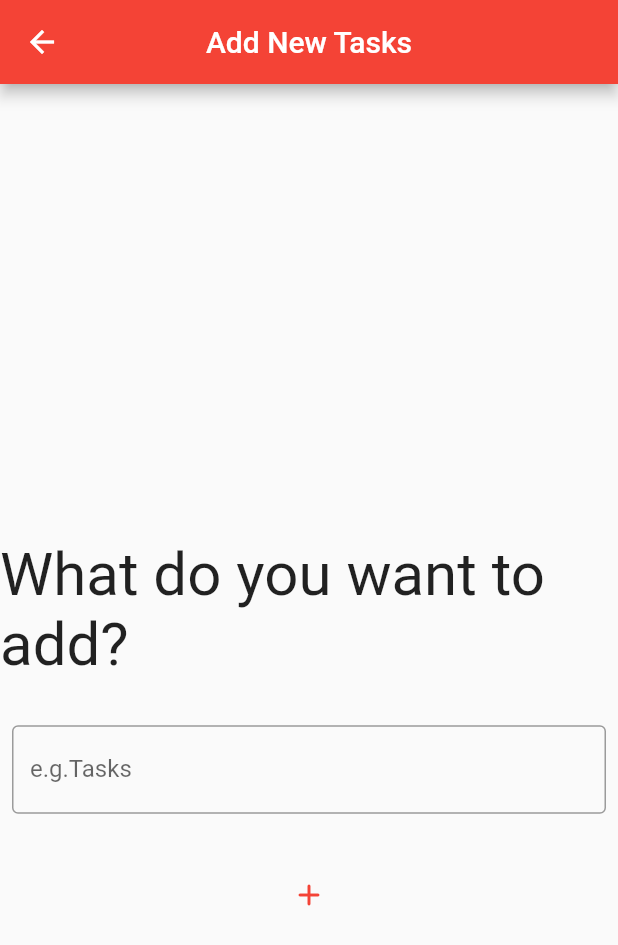
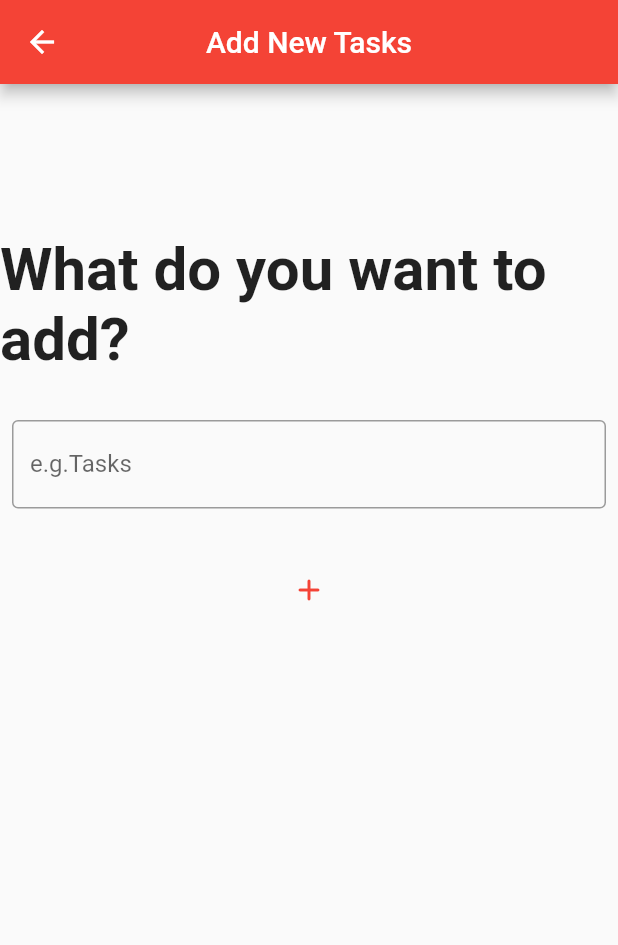
Before and after one commit to gu-tig169/guslymyf, a Flutter app: the screen it shows after launch, after a tap on the "add" icon, on a phone screen of 412 x 824 dp. Shown: the top 945 px of the screen. Run offline on Flutter 3.47's test engine with Material 2 defaults, Android fonts, the phone set to English and light mode, and no system bars.

Commit message:
allt fungerar nu

```diff
--- a/steg1/lib/AddView.dart
+++ b/steg1/lib/AddView.dart
@@ -26,10 +26,11 @@ class _AddViewState extends State<AddView> {
       ),
       body: Center(
         child: Column(
-          mainAxisAlignment: MainAxisAlignment.center,
+          mainAxisAlignment: MainAxisAlignment.start,
           children: [
             Container(height: 100),
-            Text('What do you want to add?', style: TextStyle(fontSize: 40)),
+            Text('What do you want to add?',
+                style: TextStyle(fontSize: 40, fontWeight: FontWeight.w600)),
             Container(height: 30),
             Container(
               margin: EdgeInsets.only(left: 8.0, right: 8.0),
--- a/steg1/lib/main.dart
+++ b/steg1/lib/main.dart
@@ -29,38 +29,10 @@ class MainView extends StatelessWidget {
   Widget build(BuildContext context) {
     return Scaffold(
       appBar: AppBar(
-        title: Text('All Tasks'),
-        centerTitle: true,
-        backgroundColor: Colors.red[500],
-        actions: <Widget>[
-          PopupMenuButton<int>(
-            itemBuilder: (context) => <PopupMenuEntry<int>>[
-              PopupMenuItem(
-                value: 1,
-                child: Text(
-                  'All',
-                  style: TextStyle(color: Colors.black, fontSize: 15),
-                ),
-              ),
-              PopupMenuItem(
-                value: 2,
-                child: Text(
-                  'Done',
-                  style: TextStyle(color: Colors.black, fontSize: 15),
-                ),
-              ),
-              PopupMenuItem(
-                value: 3,
-                child: Text(
-                  'Undone',
-                  style: TextStyle(color: Colors.black, fontSize: 15),
-                ),
-              ),
-            ],
-            icon: Icon(Icons.more_vert_rounded),
-          )
-        ],
-      ),
+          title: Text('All Tasks'),
+          centerTitle: true,
+          backgroundColor: Colors.red[500],
+          actions: [_popupMenuButton()]),
       body: ItemList(),
       floatingActionButton: FloatingActionButton(
         onPressed: () {
@@ -73,4 +45,31 @@ class MainView extends StatelessWidget {
       floatingActionButtonLocation: FloatingActionButtonLocation.centerFloat,
     );
   }
+
+  Widget _popupMenuButton() {
+    return Consumer<TodoState>(
+      builder: (context, todoState, child) {
+        return PopupMenuButton(
+          onSelected: (newChoice) {
+            todoState.setChoiceValue(newChoice);
+            todoState.filter();
+          },
+          itemBuilder: (context) => [
+            PopupMenuItem(
+                value: 'All',
+                child: Text('All',
+                    style: TextStyle(color: Colors.black, fontSize: 15))),
+            PopupMenuItem(
+                value: 'Done',
+                child: Text('Done',
+                    style: TextStyle(color: Colors.black, fontSize: 15))),
+            PopupMenuItem(
+                value: 'Undone',
+                child: Text('Undone',
+                    style: TextStyle(color: Colors.black, fontSize: 15))),
+          ],
+        );
+      },
+    );
+  }
 }
--- a/steg1/lib/model.dart
+++ b/steg1/lib/model.dart
@@ -2,20 +2,32 @@ import 'package:flutter/material.dart';
 
 class TodoItem {
   String name;
-  bool done;
+  bool isDone;
 
-  TodoItem({this.name, this.done = false});
+  TodoItem({this.name, this.isDone = false});
 
-  void toggleDone() {
-    done = !done;
+  void isCompleted() {
+    isDone = !isDone;
   }
 }
 // Kontruktor för att initera TodoItem instans
 
 class TodoState extends ChangeNotifier {
+  // Den vanliga listan
   List<TodoItem> _todoList = [];
-  List<TodoItem> get list => _todoList;
+
+  //  Hämtar den filtrerade listan
+  List<TodoItem> get list => filterChoices(_todoList, _choice);
+  // _todoList;
+
+  String _choice = 'All';
+
+  // String get choice => _choice;
+
+  bool getDone(index) => list[index].isDone;
+
   void addItem(TodoItem item) {
+    _choice = 'All';
     _todoList.add(item);
     notifyListeners();
   }
@@ -25,9 +37,32 @@ class TodoState extends ChangeNotifier {
     notifyListeners();
   }
 
-  void toggleTodo(TodoItem item) {
-    final taskIndex = _todoList.indexOf(item);
-    _todoList[taskIndex].toggleDone();
+  void setValue(index, bool isDone) {
+    list[index].isCompleted();
     notifyListeners();
   }
+
+  List<TodoItem> _filterList;
+
+  List<TodoItem> filterChoices(List<TodoItem> _todoList, String _choice) {
+    if (_choice == 'All') {
+      _filterList = _todoList;
+    } else if (_choice == 'Done') {
+      _filterList = _todoList.where((item) => item.isDone == true).toList();
+    } else if (_choice == 'Undone') {
+      _filterList = _todoList.where((item) => item.isDone == false).toList();
+    }
+    return _filterList;
+  }
+
+  void setChoiceValue(String newChoice) {
+    _choice = newChoice;
+    notifyListeners();
+  }
+
+// Använd i popupMenuButton för att anropa filter
+  filter() {
+    notifyListeners();
+    return filterChoices;
+  }
 }
```
Also changed, not shown: steg1/lib/ItemList.dart (+6 -3 lines).
